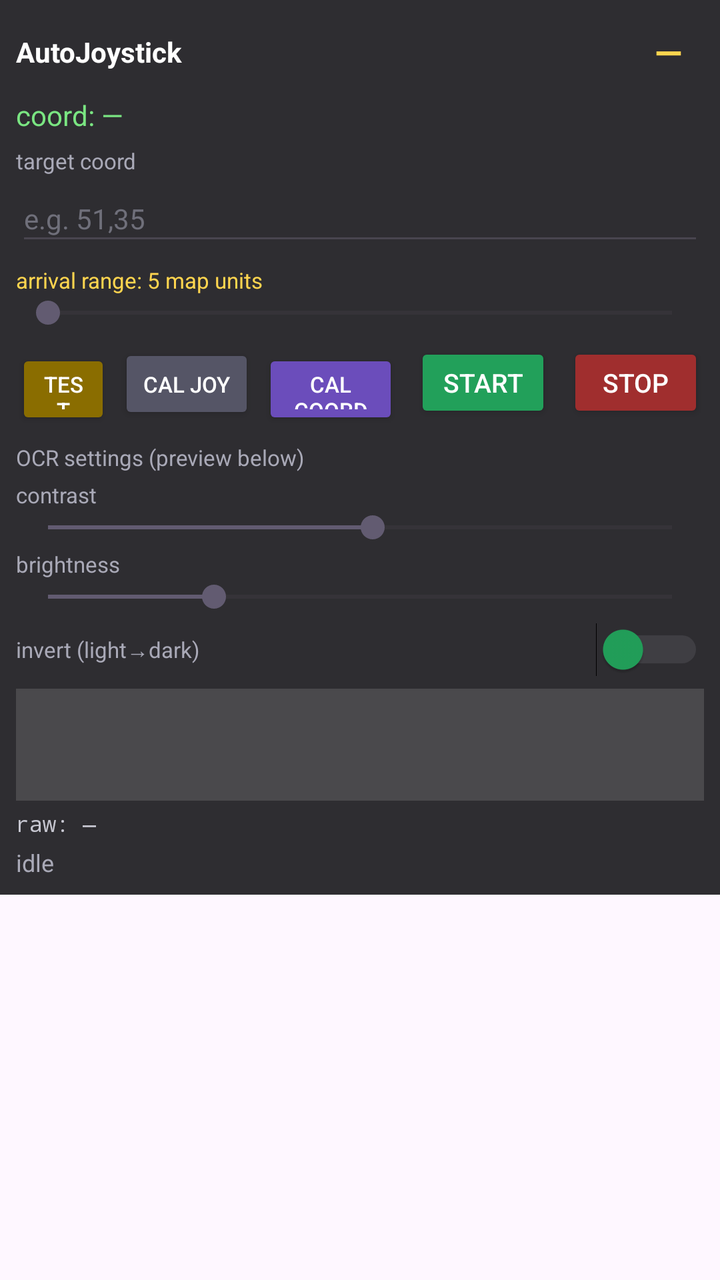
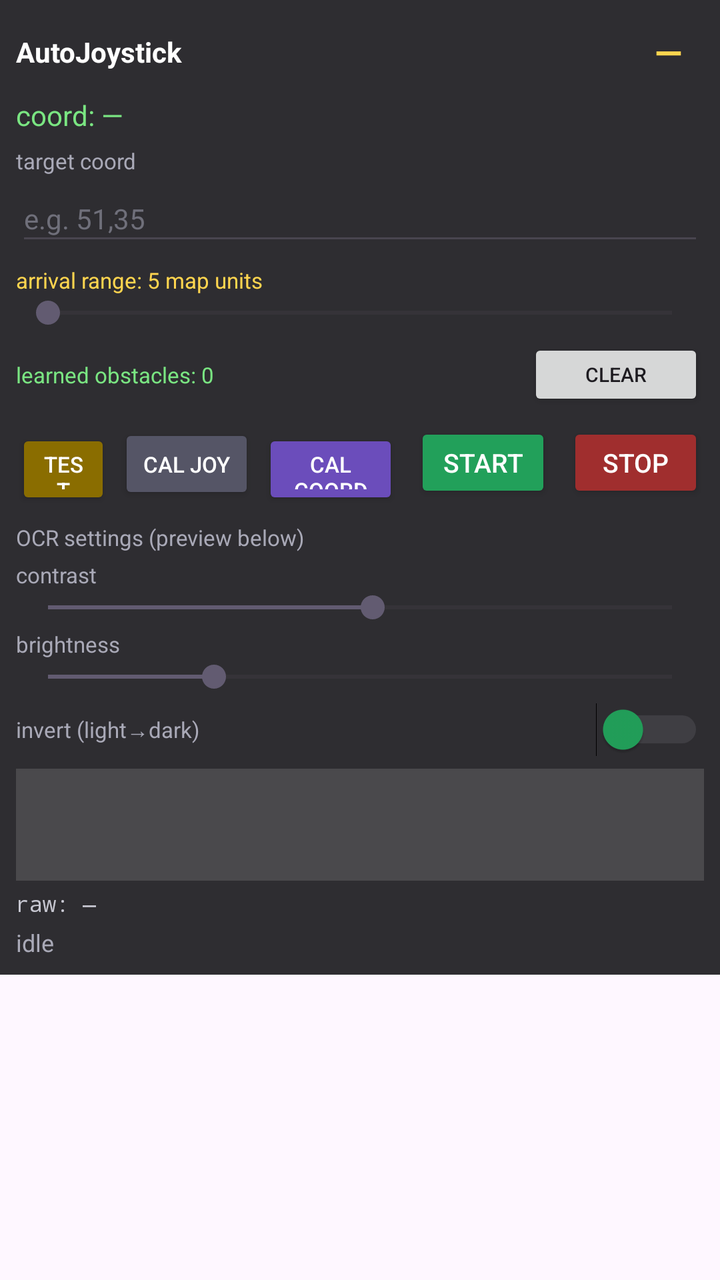

Compare the two renders of this Android layout. The source of the first and the diff that turns it into the second are given below.
<!-- AndroidManifest.xml: application theme Theme.AutoJoystick -->
<!-- res/layout/overlay.xml -->
<?xml version="1.0" encoding="utf-8"?>
<LinearLayout xmlns:android="http://schemas.android.com/apk/res/android"
    android:layout_width="260dp"
    android:layout_height="wrap_content"
    android:orientation="vertical">

    <TextView
        android:id="@+id/ov_dot"
        android:layout_width="42dp"
        android:layout_height="42dp"
        android:background="#CC22A05A"
        android:gravity="center"
        android:text="AJ"
        android:textColor="#FFFFFF"
        android:textStyle="bold"
        android:visibility="gone"/>

    <LinearLayout
        android:id="@+id/ov_panel"
        android:layout_width="match_parent"
        android:layout_height="wrap_content"
        android:background="#E618181B"
        android:orientation="vertical"
        android:padding="8dp">

        <LinearLayout
            android:layout_width="match_parent"
            android:layout_height="wrap_content"
            android:gravity="center_vertical"
            android:orientation="horizontal">

            <TextView
                android:id="@+id/ov_title"
                android:layout_width="0dp"
                android:layout_height="wrap_content"
                android:layout_weight="1"
                android:text="AutoJoystick"
                android:textColor="#FFFFFF"
                android:textStyle="bold"/>

            <TextView
                android:id="@+id/ov_minimize"
                android:layout_width="36dp"
                android:layout_height="36dp"
                android:gravity="center"
                android:text="—"
                android:textColor="#FFD54F"
                android:textSize="18sp"
                android:textStyle="bold"/>
        </LinearLayout>

        <TextView
            android:id="@+id/ov_coord"
            android:layout_width="match_parent"
            android:layout_height="wrap_content"
            android:layout_marginTop="4dp"
            android:text="coord: —"
            android:textColor="#7AE582"/>

        <TextView
            android:layout_width="match_parent"
            android:layout_height="wrap_content"
            android:layout_marginTop="6dp"
            android:text="target coord"
            android:textColor="#A9A9B7"
            android:textSize="11sp"/>
        <EditText
            android:id="@+id/ov_target"
            android:layout_width="match_parent"
            android:layout_height="40dp"
            android:hint="e.g. 51,35"
            android:inputType="text"
            android:textColor="#FFFFFF"
            android:textColorHint="#6F6F7A"
            android:textSize="14sp"/>

        <TextView
            android:id="@+id/ov_arrival_label"
            android:layout_width="match_parent"
            android:layout_height="wrap_content"
            android:layout_marginTop="5dp"
            android:text="arrival range: 5 map units"
            android:textColor="#FFD54F"
            android:textSize="11sp"/>

        <SeekBar
            android:id="@+id/ov_arrival"
            android:layout_width="match_parent"
            android:layout_height="wrap_content"
            android:max="5"
            android:progress="0"/>

        <LinearLayout
            android:layout_width="match_parent"
            android:layout_height="wrap_content"
            android:layout_marginTop="6dp"
            android:orientation="horizontal">

            <Button
                android:id="@+id/ov_test"
                android:layout_width="0dp"
                android:layout_height="40dp"
                android:layout_marginEnd="4dp"
                android:layout_weight="0.7"
                android:backgroundTint="#8A6D00"
                android:text="TEST"
                android:textColor="#FFFFFF"
                android:textSize="11sp"/>

            <Button
                android:id="@+id/ov_cal_joy"
                android:layout_width="0dp"
                android:layout_height="40dp"
                android:layout_marginEnd="4dp"
                android:layout_weight="1"
                android:backgroundTint="#555566"
                android:text="CAL JOY"
                android:textColor="#FFFFFF"
                android:textSize="11sp"/>

            <Button
                android:id="@+id/ov_cal_coord"
                android:layout_width="0dp"
                android:layout_height="40dp"
                android:layout_marginEnd="4dp"
                android:layout_weight="1"
                android:backgroundTint="#6B4DBB"
                android:text="CAL COORD"
                android:textColor="#FFFFFF"
                android:textSize="11sp"/>

            <Button
                android:id="@+id/ov_start"
                android:layout_width="0dp"
                android:layout_height="40dp"
                android:layout_marginHorizontal="4dp"
                android:layout_weight="1"
                android:backgroundTint="#22A05A"
                android:text="START"
                android:textColor="#FFFFFF"
                android:textSize="13sp"/>

            <Button
                android:id="@+id/ov_stop"
                android:layout_width="0dp"
                android:layout_height="40dp"
                android:layout_marginStart="4dp"
                android:layout_weight="1"
                android:backgroundTint="#A02E2E"
                android:text="STOP"
                android:textColor="#FFFFFF"
                android:textSize="13sp"/>
        </LinearLayout>

        <TextView
            android:layout_width="match_parent"
            android:layout_height="wrap_content"
            android:layout_marginTop="10dp"
            android:text="OCR settings (preview below)"
            android:textColor="#A9A9B7"
            android:textSize="11sp"/>

        <TextView
            android:layout_width="match_parent"
            android:layout_height="wrap_content"
            android:layout_marginTop="4dp"
            android:text="contrast"
            android:textColor="#A9A9B7"
            android:textSize="11sp"/>
        <SeekBar
            android:id="@+id/ov_contrast"
            android:layout_width="match_parent"
            android:layout_height="wrap_content"
            android:max="250"
            android:progress="130"/>

        <TextView
            android:layout_width="match_parent"
            android:layout_height="wrap_content"
            android:layout_marginTop="2dp"
            android:text="brightness"
            android:textColor="#A9A9B7"
            android:textSize="11sp"/>
        <SeekBar
            android:id="@+id/ov_brightness"
            android:layout_width="match_parent"
            android:layout_height="wrap_content"
            android:max="256"
            android:progress="68"/>

        <LinearLayout
            android:layout_width="match_parent"
            android:layout_height="wrap_content"
            android:layout_marginTop="4dp"
            android:orientation="horizontal"
            android:gravity="center_vertical">
            <TextView
                android:layout_width="0dp"
                android:layout_height="wrap_content"
                android:layout_weight="1"
                android:text="invert (light→dark)"
                android:textColor="#A9A9B7"
                android:textSize="11sp"/>
            <Switch
                android:id="@+id/ov_invert"
                android:layout_width="wrap_content"
                android:layout_height="wrap_content"
                android:thumbTint="#22A05A"
                android:trackTint="#6F6F7A"/>
        </LinearLayout>

        <ImageView
            android:id="@+id/ov_preview"
            android:layout_width="match_parent"
            android:layout_height="56dp"
            android:layout_marginTop="6dp"
            android:scaleType="fitCenter"
            android:background="#22FFFFFF"
            android:contentDescription="OCR preview crop"/>

        <TextView
            android:id="@+id/ov_debug"
            android:layout_width="match_parent"
            android:layout_height="wrap_content"
            android:layout_marginTop="4dp"
            android:fontFamily="monospace"
            android:text="raw: —"
            android:textColor="#C7C7D1"
            android:textSize="11sp"/>

        <TextView
            android:id="@+id/ov_status"
            android:layout_width="match_parent"
            android:layout_height="wrap_content"
            android:layout_marginTop="4dp"
            android:text="idle"
            android:textColor="#A9A9B7"
            android:textSize="12sp"/>
    </LinearLayout>
</LinearLayout>
<!-- resources referenced by this layout -->
<resources>
  <style name="Theme.AutoJoystick" parent="Theme.Material3.DayNight.NoActionBar">
          <item name="android:statusBarColor">#1B1B1F</item>
      </style>
</resources>

<!-- the commit's change to res/layout/overlay.xml (unified diff, before → after) -->
@@ -93,6 +93,28 @@
         <LinearLayout
             android:layout_width="match_parent"
             android:layout_height="wrap_content"
+            android:layout_marginTop="4dp"
+            android:gravity="center_vertical"
+            android:orientation="horizontal">
+            <TextView
+                android:id="@+id/ov_learned"
+                android:layout_width="0dp"
+                android:layout_height="wrap_content"
+                android:layout_weight="1"
+                android:text="learned obstacles: 0"
+                android:textColor="#7AE582"
+                android:textSize="11sp"/>
+            <Button
+                android:id="@+id/ov_clear_learned"
+                android:layout_width="wrap_content"
+                android:layout_height="36dp"
+                android:text="CLEAR"
+                android:textSize="10sp"/>
+        </LinearLayout>
+
+        <LinearLayout
+            android:layout_width="match_parent"
+            android:layout_height="wrap_content"
             android:layout_marginTop="6dp"
             android:orientation="horizontal">
 
